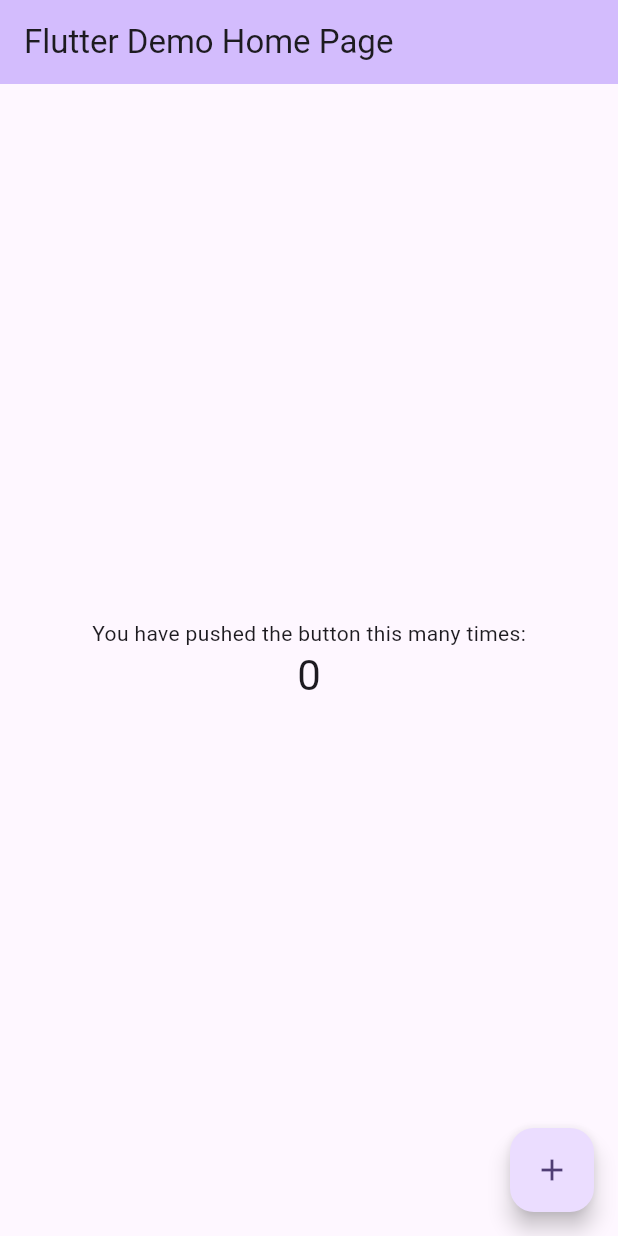
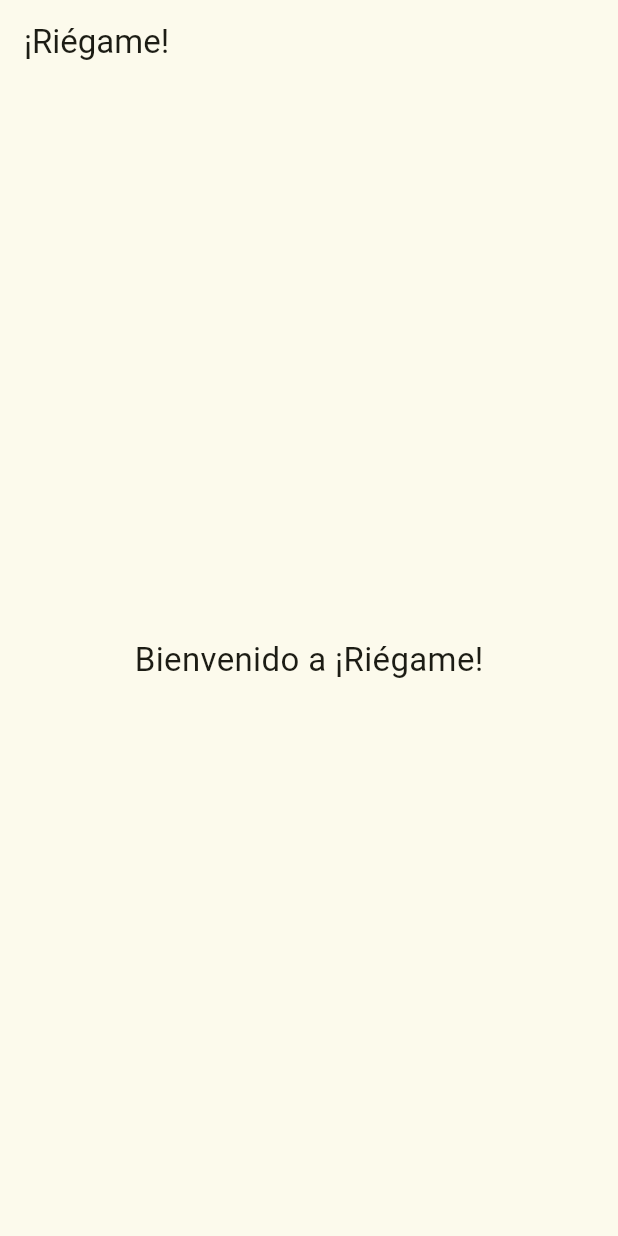
Before and after one commit to Nella999/ProyectoRiegame, a Flutter app: the screen it shows after launch, on a phone screen of 412 x 824 dp. Run offline on Flutter 3.47's test engine with Material 3 defaults, Android fonts, the phone set to English and light mode, and no system bars.

```diff
--- a/lib/main.dart
+++ b/lib/main.dart
@@ -1,121 +1,40 @@
 import 'package:flutter/material.dart';
 
 void main() {
-  runApp(const MyApp());
+  runApp(const Riegame());
 }
 
-class MyApp extends StatelessWidget {
-  const MyApp({super.key});
+class Riegame extends StatelessWidget {
+  const Riegame({super.key});
 
-  // This widget is the root of your application.
   @override
   Widget build(BuildContext context) {
     return MaterialApp(
-      title: 'Flutter Demo',
+      debugShowCheckedModeBanner: false,
+      title: '¡Riégame! 🌱',
       theme: ThemeData(
-        // This is the theme of your application.
-        //
-        // TRY THIS: Try running your application with "flutter run". You'll see
-        // the application has a purple toolbar. Then, without quitting the app,
-        // try changing the seedColor in the colorScheme below to Colors.green
-        // and then invoke "hot reload" (save your changes or press the "hot
-        // reload" button in a Flutter-supported IDE, or press "r" if you used
-        // the command line to start the app).
-        //
-        // Notice that the counter didn't reset back to zero; the application
-        // state is not lost during the reload. To reset the state, use hot
-        // restart instead.
-        //
-        // This works for code too, not just values: Most code changes can be
-        // tested with just a hot reload.
-        colorScheme: .fromSeed(seedColor: Colors.deepPurple),
+        colorSchemeSeed: Colors.lime,
+        useMaterial3: true,
       ),
-      home: const MyHomePage(title: 'Flutter Demo Home Page'),
+      home: const HomeScreen(),
     );
   }
 }
 
-class MyHomePage extends StatefulWidget {
-  const MyHomePage({super.key, required this.title});
-
-  // This widget is the home page of your application. It is stateful, meaning
-  // that it has a State object (defined below) that contains fields that affect
-  // how it looks.
-
-  // This class is the configuration for the state. It holds the values (in this
-  // case the title) provided by the parent (in this case the App widget) and
-  // used by the build method of the State. Fields in a Widget subclass are
-  // always marked "final".
-
-  final String title;
-
-  @override
-  State<MyHomePage> createState() => _MyHomePageState();
-}
-
-class _MyHomePageState extends State<MyHomePage> {
-  int _counter = 0;
-
-  void _incrementCounter() {
-    setState(() {
-      // This call to setState tells the Flutter framework that something has
-      // changed in this State, which causes it to rerun the build method below
-      // so that the display can reflect the updated values. If we changed
-      // _counter without calling setState(), then the build method would not be
-      // called again, and so nothing would appear to happen.
-      _counter++;
-    });
-  }
+class HomeScreen extends StatelessWidget {
+  const HomeScreen({super.key});
 
   @override
   Widget build(BuildContext context) {
-    // This method is rerun every time setState is called, for instance as done
-    // by the _incrementCounter method above.
-    //
-    // The Flutter framework has been optimized to make rerunning build methods
-    // fast, so that you can just rebuild anything that needs updating rather
-    // than having to individually change instances of widgets.
     return Scaffold(
       appBar: AppBar(
-        // TRY THIS: Try changing the color here to a specific color (to
-        // Colors.amber, perhaps?) and trigger a hot reload to see the AppBar
-        // change color while the other colors stay the same.
-        backgroundColor: Theme.of(context).colorScheme.inversePrimary,
-        // Here we take the value from the MyHomePage object that was created by
-        // the App.build method, and use it to set our appbar title.
-        title: Text(widget.title),
+        title: const Text("¡Riégame!"),
       ),
-      body: Center(
-        // Center is a layout widget. It takes a single child and positions it
-        // in the middle of the parent.
-        child: Column(
-          // Column is also a layout widget. It takes a list of children and
-          // arranges them vertically. By default, it sizes itself to fit its
-          // children horizontally, and tries to be as tall as its parent.
-          //
-          // Column has various properties to control how it sizes itself and
-          // how it positions its children. Here we use mainAxisAlignment to
-          // center the children vertically; the main axis here is the vertical
-          // axis because Columns are vertical (the cross axis would be
-          // horizontal).
-          //
-          // TRY THIS: Invoke "debug painting" (choose the "Toggle Debug Paint"
-          // action in the IDE, or press "p" in the console), to see the
-          // wireframe for each widget.
-          mainAxisAlignment: .center,
-          children: [
-            const Text('You have pushed the button this many times:'),
-            Text(
-              '$_counter',
-              style: Theme.of(context).textTheme.headlineMedium,
-            ),
-          ],
+      body: const Center(
+        child: Text(
+          "Bienvenido a ¡Riégame!",
+          style: TextStyle(fontSize: 22),
         ),
-      ),
-      floatingActionButton: FloatingActionButton(
-        onPressed: _incrementCounter,
-        tooltip: 'Increment',
-        child: const Icon(Icons.add),
       ),
     );
   }
```
Also changed, not shown: 5 other files.
